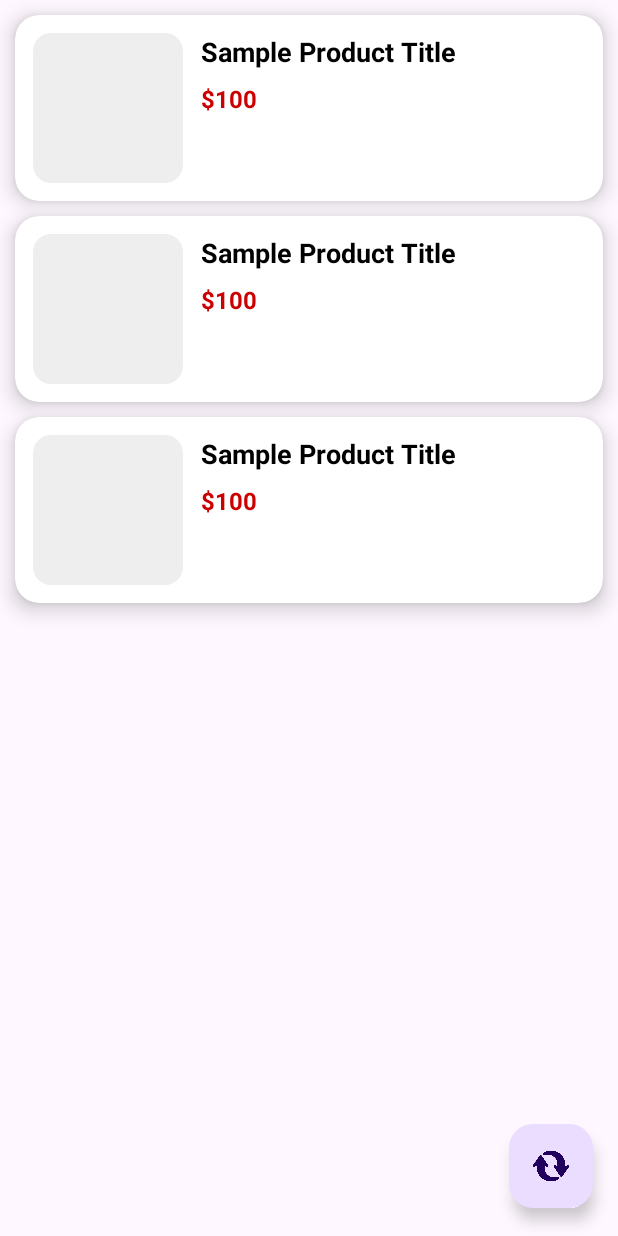
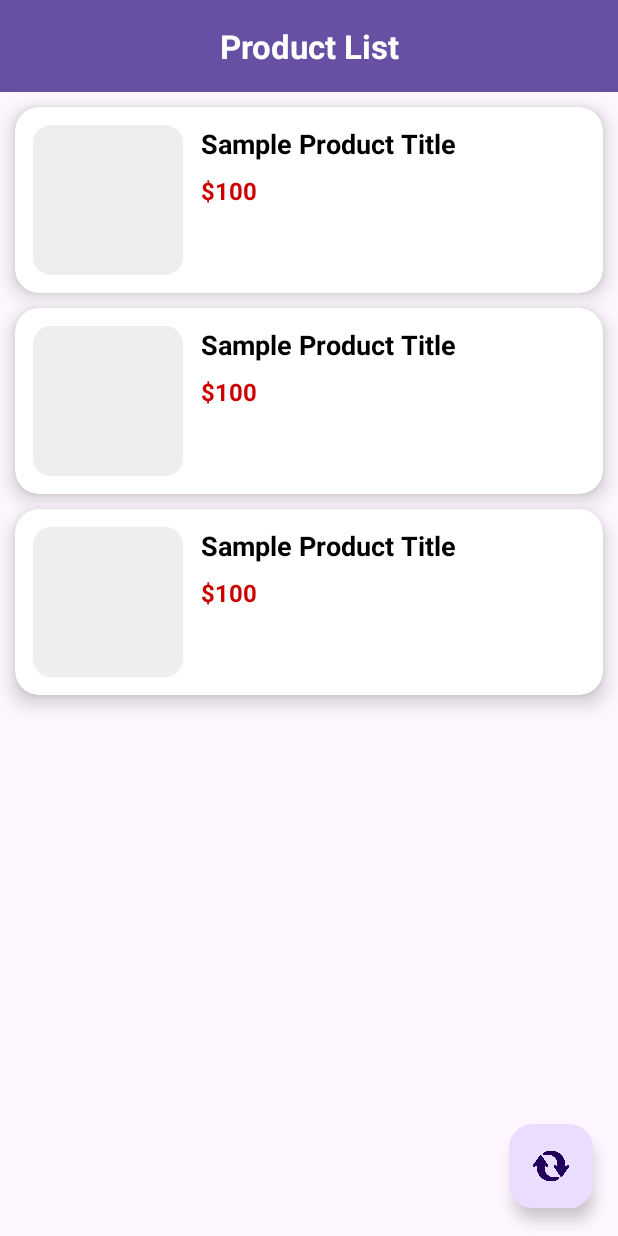
Before and after one commit to sashiqurzamman/REST01-NSDA-JOB-1, an Android app: the layout activity_product.xml on its own in the app's theme, with its tools: preview values and no code run, on a phone screen of 412 x 824 dp. Run offline under Robolectric (Android 15) with nearby library versions, the phone set to English and light mode, and no system bars.

Commit message:
design updated one

```diff
--- a/app/src/main/res/layout/activity_product.xml
+++ b/app/src/main/res/layout/activity_product.xml
@@ -6,18 +6,34 @@
     android:layout_height="match_parent"
     tools:context=".ProductActivity">
 
+    <!-- Title -->
+    <TextView
+        android:id="@+id/titleText"
+        android:layout_width="0dp"
+        android:layout_height="wrap_content"
+        android:text="Product List"
+        android:textSize="22sp"
+        android:textStyle="bold"
+        android:gravity="center"
+        android:padding="16dp"
+        app:layout_constraintTop_toTopOf="parent"
+        app:layout_constraintStart_toStartOf="parent"
+        app:layout_constraintEnd_toEndOf="parent"
+        android:background="?attr/colorPrimary"
+        android:textColor="@android:color/white" />
 
-
+    <!-- RecyclerView -->
     <androidx.recyclerview.widget.RecyclerView
         android:id="@+id/productRV"
         tools:listitem="@layout/product_list"
         android:layout_width="0dp"
         android:layout_height="0dp"
+        app:layout_constraintTop_toBottomOf="@id/titleText"
         app:layout_constraintBottom_toBottomOf="parent"
-        app:layout_constraintEnd_toEndOf="parent"
         app:layout_constraintStart_toStartOf="parent"
-        app:layout_constraintTop_toTopOf="parent" />
+        app:layout_constraintEnd_toEndOf="parent" />
 
+    <!-- Floating Action Button -->
     <com.google.android.material.floatingactionbutton.FloatingActionButton
         android:id="@+id/refreshBtn"
         android:layout_width="wrap_content"
```
